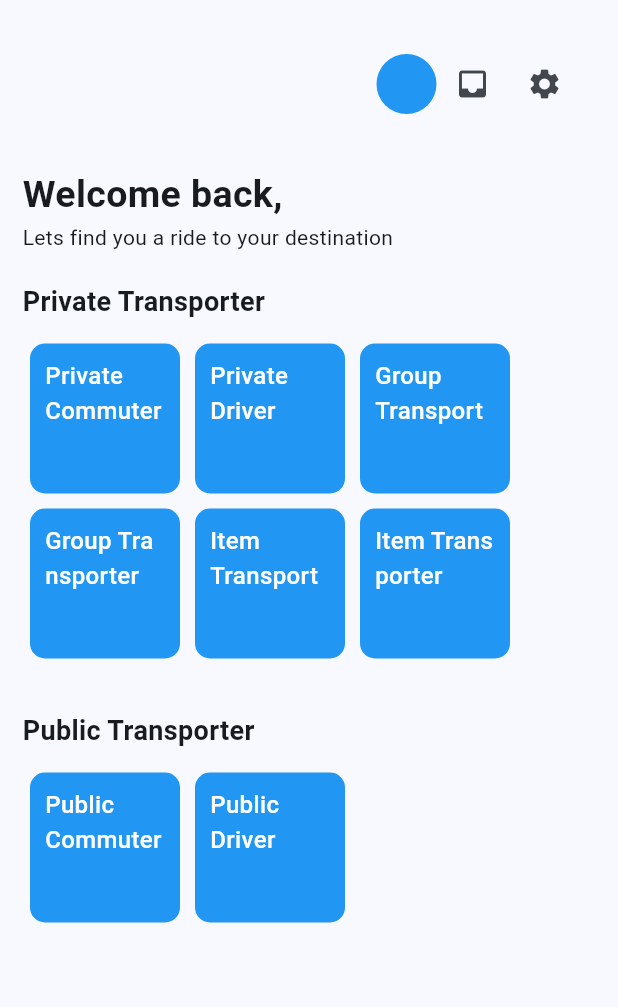
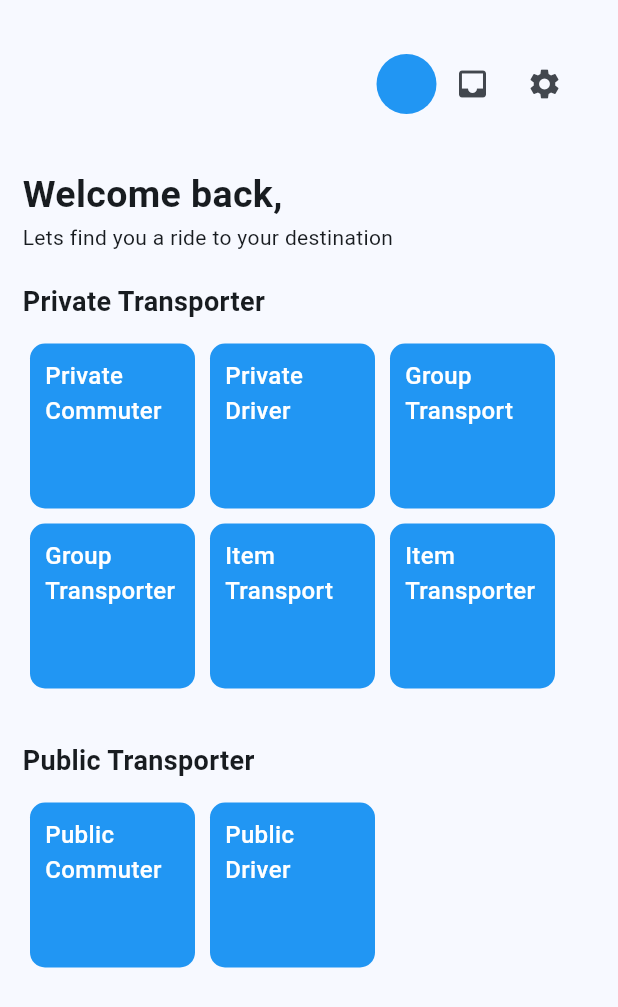
Before and after one commit to kapame2022/KapaMe-Mobile, a Flutter app: the Home screen opened by its route, on a phone screen of 412 x 824 dp. Shown: the top 1007 px of the screen. Run offline on Flutter 3.47's test engine with Material 3 defaults, Android fonts, the phone set to English and light mode, and no system bars; our stand-ins replace dio, flutter_secure_storage, fluttertoast, google_maps_flutter, google_mobile_ads, location; missing offline and left inert: syncfusion_flutter_pdfviewer; accounts and stored records are empty.

Commit message:
Home Page Spacing Fix

```diff
--- a/lib/views/home/home.dart
+++ b/lib/views/home/home.dart
@@ -101,8 +101,8 @@ class _HomeState extends State<Home> {
                             },
                             child: Container(
                               padding: const EdgeInsets.all(10),
-                              height: 100,
-                              width: 100,
+                              height: 110,
+                              width: 110,
                               decoration: BoxDecoration(
                                 color: Colors.blue,
                                 borderRadius: BorderRadius.circular(10),
@@ -126,8 +126,8 @@ class _HomeState extends State<Home> {
                             },
                             child: Container(
                               padding: const EdgeInsets.all(10),
-                              height: 100,
-                              width: 100,
+                              height: 110,
+                              width: 110,
                               decoration: BoxDecoration(
                                 color: Colors.blue,
                                 borderRadius: BorderRadius.circular(10),
@@ -151,8 +151,8 @@ class _HomeState extends State<Home> {
                             },
                             child: Container(
                               padding: const EdgeInsets.all(10),
-                              height: 100,
-                              width: 100,
+                              height: 110,
+                              width: 110,
                               decoration: BoxDecoration(
                                 color: Colors.blue,
                                 borderRadius: BorderRadius.circular(10),
@@ -176,8 +176,8 @@ class _HomeState extends State<Home> {
                             },
                             child: Container(
                               padding: const EdgeInsets.all(10),
-                              height: 100,
-                              width: 100,
+                              height: 110,
+                              width: 110,
                               decoration: BoxDecoration(
                                 color: Colors.blue,
                                 borderRadius: BorderRadius.circular(10),
@@ -201,8 +201,8 @@ class _HomeState extends State<Home> {
                             },
                             child: Container(
                               padding: const EdgeInsets.all(10),
-                              height: 100,
-                              width: 100,
+                              height: 110,
+                              width: 110,
                               decoration: BoxDecoration(
                                 color: Colors.blue,
                                 borderRadius: BorderRadius.circular(10),
@@ -226,8 +226,8 @@ class _HomeState extends State<Home> {
                             },
                             child: Container(
                               padding: const EdgeInsets.all(10),
-                              height: 100,
-                              width: 100,
+                              height: 110,
+                              width: 110,
                               decoration: BoxDecoration(
                                 color: Colors.blue,
                                 borderRadius: BorderRadius.circular(10),
@@ -274,8 +274,8 @@ class _HomeState extends State<Home> {
                             },
                             child: Container(
                               padding: const EdgeInsets.all(10),
-                              height: 100,
-                              width: 100,
+                              height: 110,
+                              width: 110,
                               decoration: BoxDecoration(
                                 color: Colors.blue,
                                 borderRadius: BorderRadius.circular(10),
@@ -299,8 +299,8 @@ class _HomeState extends State<Home> {
                             },
                             child: Container(
                               padding: const EdgeInsets.all(10),
-                              height: 100,
-                              width: 100,
+                              height: 110,
+                              width: 110,
                               decoration: BoxDecoration(
                                 color: Colors.blue,
                                 borderRadius: BorderRadius.circular(10),
--- a/pubspec.yaml
+++ b/pubspec.yaml
@@ -16,7 +16,7 @@ publish_to: 'none' # Remove this line if you wish to publish to pub.dev
 # https://developer.apple.com/library/archive/documentation/General/Reference/InfoPlistKeyReference/Articles/CoreFoundationKeys.html
 # In Windows, build-name is used as the major, minor, and patch parts
 # of the product and file versions while build-number is used as the build suffix.
-version: 0.1.11+1
+version: 0.1.13+1
 
 environment:
   sdk: '>=3.0.6 <4.0.0'
```
Also changed, not shown: 130 other files.
